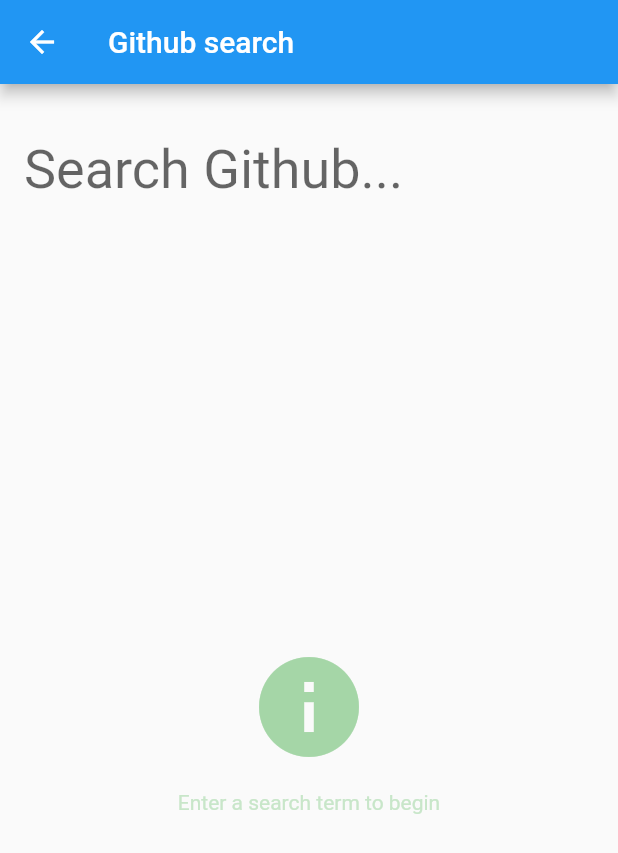
After one commit to babihutan/flutter_rx_vote, a Flutter app: the MyHomePage screen opened directly, after a tap on "Github search", on a phone screen of 412 x 824 dp. The commit adds this screen. Shown: the top 853 px of the screen. Run offline on Flutter 3.47's test engine with Material 2 defaults, Android fonts, the phone set to English and light mode, and no system bars; our stand-ins replace cloud_firestore, firebase_core, rxdart; accounts and stored records are empty; Roboto replaces fonts that are missing (Hind).

Commit message:
add github api in there

```diff
--- a/lib/color_search_service.dart
+++ b/lib/color_search_service.dart
@@ -9,7 +9,7 @@
     ColorInfo(Colors.pinkAccent, 'nice pink')
   ];
 
-  Future<List<ColorInfo>> search(String searchTerm) async {
+  Stream<List<ColorInfo>> search(String searchTerm) async* {
     debugPrint('[color_search_service] search entry, search=$searchTerm');
     final List<ColorInfo> results = [];
     for (ColorInfo ci in _colors) {
@@ -26,7 +26,7 @@
     }
     debugPrint(
         '[color_search_service] found ${results.length} results for search term $searchTerm');
-    return results;
+    yield results;
   }
 }
 
--- /dev/null
+++ b/lib/github_api.dart
@@ -0,0 +1,70 @@
+import 'dart:async';
+import 'dart:convert';
+import 'package:http/http.dart' as http;
+
+class GithubApi {
+  final String baseUrl;
+  final Map<String, SearchResult> cache;
+  final http.Client client;
+
+  GithubApi({
+    http.Client? client,
+    Map<String, SearchResult>? cache,
+    this.baseUrl = 'https://api.github.com/search/repositories?q=',
+  })  : client = client ?? http.Client(),
+        cache = cache ?? <String, SearchResult>{};
+
+  /// Search Github for repositories using the given term
+  Future<SearchResult> search(String term) async {
+    final cached = cache[term];
+    if (cached != null) {
+      return cached;
+    } else {
+      final result = await _fetchResults(term);
+
+      cache[term] = result;
+      return result;
+    }
+  }
+
+  Future<SearchResult> _fetchResults(String term) async {
+    final response = await client.get(Uri.parse('$baseUrl$term'));
+    final results = json.decode(response.body);
+
+    return SearchResult.fromJson(results['items']);
+  }
+}
+
+class SearchResult {
+  final List<SearchResultItem> items;
+
+  SearchResult(this.items);
+
+  factory SearchResult.fromJson(dynamic json) {
+    final items = (json as List)
+        .map((item) => SearchResultItem.fromJson(item))
+        .toList(growable: false);
+
+    return SearchResult(items);
+  }
+
+  bool get isPopulated => items.isNotEmpty;
+
+  bool get isEmpty => items.isEmpty;
+}
+
+class SearchResultItem {
+  final String fullName;
+  final String url;
+  final String avatarUrl;
+
+  SearchResultItem(this.fullName, this.url, this.avatarUrl);
+
+  factory SearchResultItem.fromJson(Map<String, dynamic> json) {
+    return SearchResultItem(
+      json['full_name'] as String,
+      json['html_url'] as String,
+      (json['owner'] as Map<String, dynamic>)['avatar_url'] as String,
+    );
+  }
+}
--- a/lib/home_page.dart
+++ b/lib/home_page.dart
@@ -5,6 +5,9 @@
 import 'package:flutter_rx_vote/polls_bloc.dart';
 import 'package:flutter_rx_vote/polls_list.dart';
 import 'package:flutter_rx_vote/signup_page.dart';
+
+import 'github_api.dart';
+import 'search_widget.dart';
 
 class MyHomePage extends StatelessWidget {
   MyHomePage({Key? key}) : super(key: key);
@@ -66,6 +69,18 @@
                 );
               },
               child: const Text('Color Search'),
+            ),
+            TextButton(
+              onPressed: () {
+                final api = GithubApi();
+                Navigator.push(
+                  context,
+                  MaterialPageRoute(
+                    builder: (context) => SearchScreen(api: api),
+                  ),
+                );
+              },
+              child: const Text('Github search'),
             )
           ],
         ),
--- /dev/null
+++ b/lib/search_bloc.dart
@@ -0,0 +1,43 @@
+import 'dart:async';
+
+import 'package:rxdart/rxdart.dart';
+
+import 'github_api.dart';
+import 'search_state.dart';
+
+class SearchBloc {
+  final Sink<String> onTextChanged;
+  final Stream<SearchState> state;
+
+  factory SearchBloc(GithubApi api) {
+    final onTextChanged = PublishSubject<String>();
+
+    final state = onTextChanged
+        // If the text has not changed, do not perform a new search
+        .distinct()
+        // Wait for the user to stop typing for 250ms before running a search
+        .debounceTime(const Duration(milliseconds: 250))
+        // Call the Github api with the given search term and convert it to a
+        // State. If another search term is entered, switchMap will ensure
+        // the previous search is discarded so we don't deliver stale results
+        // to the View.
+        .switchMap<SearchState>((String term) => _search(term, api))
+        // The initial state to deliver to the screen.
+        .startWith(SearchNoTerm());
+
+    return SearchBloc._(onTextChanged, state);
+  }
+
+  SearchBloc._(this.onTextChanged, this.state);
+
+  void dispose() {
+    onTextChanged.close();
+  }
+
+  static Stream<SearchState> _search(String term, GithubApi api) => term.isEmpty
+      ? Stream.value(SearchNoTerm())
+      : Rx.fromCallable(() => api.search(term)).map(
+          (result) => result.isEmpty ? SearchEmpty() : SearchPopulated(result))
+        .startWith(SearchLoading())
+        .onErrorReturn(SearchError());
+}
--- /dev/null
+++ b/lib/search_intro_widget.dart
@@ -0,0 +1,27 @@
+import 'package:flutter/material.dart';
+
+class SearchIntro extends StatelessWidget {
+  const SearchIntro({Key? key}) : super(key: key);
+
+  @override
+  Widget build(BuildContext context) {
+    return Container(
+      alignment: FractionalOffset.center,
+      child: Column(
+        mainAxisAlignment: MainAxisAlignment.center,
+        children: <Widget>[
+          Icon(Icons.info, color: Colors.green[200], size: 80.0),
+          Container(
+            padding: const EdgeInsets.only(top: 16.0),
+            child: Text(
+              'Enter a search term to begin',
+              style: TextStyle(
+                color: Colors.green[100],
+              ),
+            ),
+          )
+        ],
+      ),
+    );
+  }
+}
--- /dev/null
+++ b/lib/search_state.dart
@@ -0,0 +1,25 @@
+import 'github_api.dart';
+
+// The State represents the data the View requires. The View consumes a Stream
+// of States. The view rebuilds every time the Stream emits a new State!
+//
+// The State Stream will emit new States depending on the situation: The
+// initial state, loading states, the list of results, and any errors that
+// happen.
+//
+// The State Stream responds to input from the View by accepting a
+// Stream<String>. We call this Stream the onTextChanged "intent".
+abstract class SearchState {}
+
+class SearchLoading extends SearchState {}
+
+class SearchError extends SearchState {}
+
+class SearchNoTerm extends SearchState {}
+
+class SearchPopulated extends SearchState {
+  final SearchResult result;
+  SearchPopulated(this.result);
+}
+
+class SearchEmpty extends SearchState {}
--- /dev/null
+++ b/lib/search_widget.dart
@@ -0,0 +1,106 @@
+import 'package:flutter/material.dart';
+import 'empty_result_widget.dart';
+import 'github_api.dart';
+import 'search_bloc.dart';
+import 'search_error_widget.dart';
+import 'search_intro_widget.dart';
+import 'search_loading_widget.dart';
+import 'search_result_widget.dart';
+import 'search_state.dart';
+
+// The View in a Stream-based architecture takes two arguments: The State Stream
+// and the onTextChanged callback. In our case, the onTextChanged callback will
+// emit the latest String to a Stream<String> whenever it is called.
+//
+// The State will use the Stream<String> to send new search requests to the
+// GithubApi.
+class SearchScreen extends StatefulWidget {
+  final GithubApi api;
+
+  const SearchScreen({Key? key, required this.api}) : super(key: key);
+
+  @override
+  SearchScreenState createState() {
+    return SearchScreenState();
+  }
+}
+
+class SearchScreenState extends State<SearchScreen> {
+  late final SearchBloc bloc;
+
+  @override
+  void initState() {
+    super.initState();
+
+    bloc = SearchBloc(widget.api);
+  }
+
+  @override
+  void dispose() {
+    bloc.dispose();
+    super.dispose();
+  }
+
+  @override
+  Widget build(BuildContext context) {
+    return StreamBuilder<SearchState>(
+      stream: bloc.state,
+      initialData: SearchNoTerm(),
+      builder: (BuildContext context, AsyncSnapshot<SearchState> snapshot) {
+        final state = snapshot.requireData;
+
+        return Scaffold(
+          appBar: AppBar(
+            title: const Text('Github search'),
+          ),
+          body: Stack(
+            children: <Widget>[
+              Flex(
+                direction: Axis.vertical,
+                children: <Widget>[
+                  Container(
+                    padding: const EdgeInsets.fromLTRB(16.0, 24.0, 16.0, 4.0),
+                    child: TextField(
+                      decoration: const InputDecoration(
+                        border: InputBorder.none,
+                        hintText: 'Search Github...',
+                      ),
+                      style: const TextStyle(
+                        fontSize: 36.0,
+                        fontFamily: 'Hind',
+                        decoration: TextDecoration.none,
+                      ),
+                      onChanged: bloc.onTextChanged.add,
+                    ),
+                  ),
+                  Expanded(
+                    child: AnimatedSwitcher(
+                      duration: const Duration(milliseconds: 300),
+                      child: _buildChild(state),
+                    ),
+                  )
+                ],
+              )
+            ],
+          ),
+        );
+      },
+    );
+  }
+
+  Widget _buildChild(SearchState state) {
+    if (state is SearchNoTerm) {
+      return const SearchIntro();
+    } else if (state is SearchEmpty) {
+      return const EmptyWidget();
+    } else if (state is SearchLoading) {
+      return const LoadingWidget();
+    } else if (state is SearchError) {
+      return const SearchErrorWidget();
+    } else if (state is SearchPopulated) {
+      return SearchResultWidget(items: state.result.items);
+    }
+
+    throw Exception('${state.runtimeType} is not supported');
+  }
+}
--- a/pubspec.yaml
+++ b/pubspec.yaml
@@ -37,6 +37,7 @@
   firebase_core: ^1.15.0
   cloud_firestore: ^3.1.12
   rxdart: ^0.27.3
+  http: ^0.13.4
 
 dev_dependencies:
   flutter_test:
```
Also changed, not shown: lib/color_search_bloc.dart (+21 -9 lines), lib/empty_result_widget.dart (added, +29 -0 lines), lib/search_error_widget.dart (added, +28 -0 lines), lib/search_loading_widget.dart (added, +13 -0 lines), lib/search_result_widget.dart (added, +103 -0 lines), pubspec.lock.
